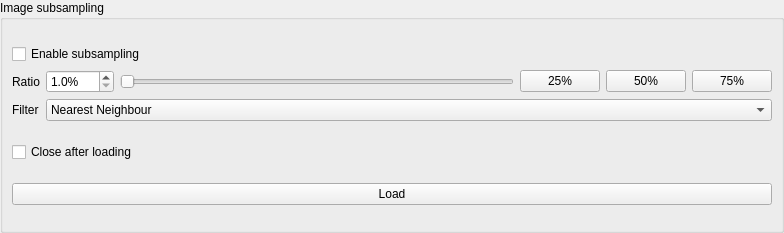
The window that src/SubsampleSettingsWidget.ui (ManiVaultStudio/ENVILoader) describes before a commit, drawn with Qt 5.
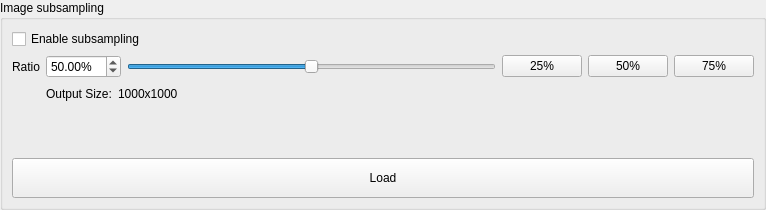
The same window after the commit.

What changed in the file:
```diff
--- a/src/SubsampleSettingsWidget.ui
+++ b/src/SubsampleSettingsWidget.ui
@@ -6,8 +6,8 @@
    <rect>
     <x>0</x>
     <y>0</y>
-    <width>784</width>
-    <height>233</height>
+    <width>766</width>
+    <height>210</height>
    </rect>
   </property>
   <property name="sizePolicy">
@@ -51,40 +51,25 @@
      </property>
      <layout class="QGridLayout" name="gridLayout_3">
       <item row="1" column="0">
-       <layout class="QGridLayout" name="subsamplingGridLayout">
-        <item row="2" column="0">
-         <widget class="QLabel" name="ratioLabel">
-          <property name="sizePolicy">
-           <sizepolicy hsizetype="Preferred" vsizetype="Preferred">
-            <horstretch>0</horstretch>
-            <verstretch>0</verstretch>
-           </sizepolicy>
-          </property>
-          <property name="toolTip">
-           <string>Subsampling ratio</string>
-          </property>
-          <property name="text">
-           <string>Ratio</string>
-          </property>
-         </widget>
-        </item>
-        <item row="1" column="0" colspan="2">
-         <layout class="QHBoxLayout" name="enableSubsamplingHorizontalLayout">
-          <property name="bottomMargin">
-           <number>0</number>
-          </property>
+       <layout class="QGridLayout" name="subsamplingGridLayout" rowstretch="0,0,0,0">
+        <item row="3" column="1">
+         <layout class="QHBoxLayout" name="horizontalLayout_2">
           <item>
-           <widget class="QCheckBox" name="enabledCheckbox">
-            <property name="toolTip">
-             <string>Click to enable/disable subsampling</string>
+           <widget class="QLabel" name="outputSizeLabel">
+            <property name="text">
+             <string>Output Size:</string>
             </property>
+           </widget>
+          </item>
+          <item>
+           <widget class="QLabel" name="outputSize">
             <property name="text">
-             <string>Enable subsampling</string>
+             <string>1000x1000</string>
             </property>
            </widget>
           </item>
           <item>
-           <spacer name="enableSubsamplingHorizontalSpacer">
+           <spacer name="horizontalSpacer">
             <property name="orientation">
              <enum>Qt::Horizontal</enum>
             </property>
@@ -112,7 +97,7 @@
              <string>%</string>
             </property>
             <property name="decimals">
-             <number>1</number>
+             <number>2</number>
             </property>
             <property name="minimum">
              <double>1.000000000000000</double>
@@ -121,7 +106,10 @@
              <double>100.000000000000000</double>
             </property>
             <property name="singleStep">
-             <double>5.000000000000000</double>
+             <double>1.000000000000000</double>
+            </property>
+            <property name="value">
+             <double>50.000000000000000</double>
             </property>
            </widget>
           </item>
@@ -140,8 +128,17 @@
              <number>1</number>
             </property>
             <property name="maximum">
+             <number>10000</number>
+            </property>
+            <property name="singleStep">
+             <number>10</number>
+            </property>
+            <property name="pageStep">
              <number>100</number>
             </property>
+            <property name="value">
+             <number>5000</number>
+            </property>
             <property name="orientation">
              <enum>Qt::Horizontal</enum>
             </property>
@@ -204,20 +201,38 @@
           </item>
          </layout>
         </item>
-        <item row="4" column="1">
-         <widget class="QComboBox" name="filterComboBox">
-          <property name="toolTip">
-           <string>Subsampling filter</string>
+        <item row="1" column="0" colspan="2">
+         <layout class="QHBoxLayout" name="enableSubsamplingHorizontalLayout">
+          <property name="bottomMargin">
+           <number>0</number>
           </property>
           <item>
-           <property name="text">
-            <string>Nearest Neighbour</string>
-           </property>
+           <widget class="QCheckBox" name="enabledCheckbox">
+            <property name="toolTip">
+             <string>Click to enable/disable subsampling</string>
+            </property>
+            <property name="text">
+             <string>Enable subsampling</string>
+            </property>
+           </widget>
           </item>
-         </widget>
+          <item>
+           <spacer name="enableSubsamplingHorizontalSpacer">
+            <property name="orientation">
+             <enum>Qt::Horizontal</enum>
+            </property>
+            <property name="sizeHint" stdset="0">
+             <size>
+              <width>40</width>
+              <height>20</height>
+             </size>
+            </property>
+           </spacer>
+          </item>
+         </layout>
         </item>
-        <item row="4" column="0">
-         <widget class="QLabel" name="filterLabel">
+        <item row="2" column="0">
+         <widget class="QLabel" name="ratioLabel">
           <property name="sizePolicy">
            <sizepolicy hsizetype="Preferred" vsizetype="Preferred">
             <horstretch>0</horstretch>
@@ -228,25 +243,46 @@
            <string>Subsampling filter</string>
           </property>
           <property name="text">
-           <string>Filter</string>
+           <string>Ratio</string>
           </property>
          </widget>
         </item>
+        <item row="3" column="0">
+         <layout class="QHBoxLayout" name="horizontalLayout"/>
+        </item>
        </layout>
       </item>
       <item row="3" column="0">
        <widget class="QPushButton" name="loadButton">
+        <property name="sizePolicy">
+         <sizepolicy hsizetype="Minimum" vsizetype="Minimum">
+          <horstretch>0</horstretch>
+          <verstretch>0</verstretch>
+         </sizepolicy>
+        </property>
+        <property name="minimumSize">
+         <size>
+          <width>0</width>
+          <height>40</height>
+         </size>
+        </property>
         <property name="text">
          <string>Load</string>
         </property>
        </widget>
       </item>
       <item row="2" column="0">
-       <widget class="QCheckBox" name="closeCheckBox">
-        <property name="text">
-         <string>Close after loading</string>
+       <spacer name="verticalSpacer">
+        <property name="orientation">
+         <enum>Qt::Vertical</enum>
         </property>
-       </widget>
+        <property name="sizeHint" stdset="0">
+         <size>
+          <width>20</width>
+          <height>40</height>
+         </size>
+        </property>
+       </spacer>
       </item>
      </layout>
     </widget>
```
Left out of the diff: 2 changed lines with no effect on the pictures.
